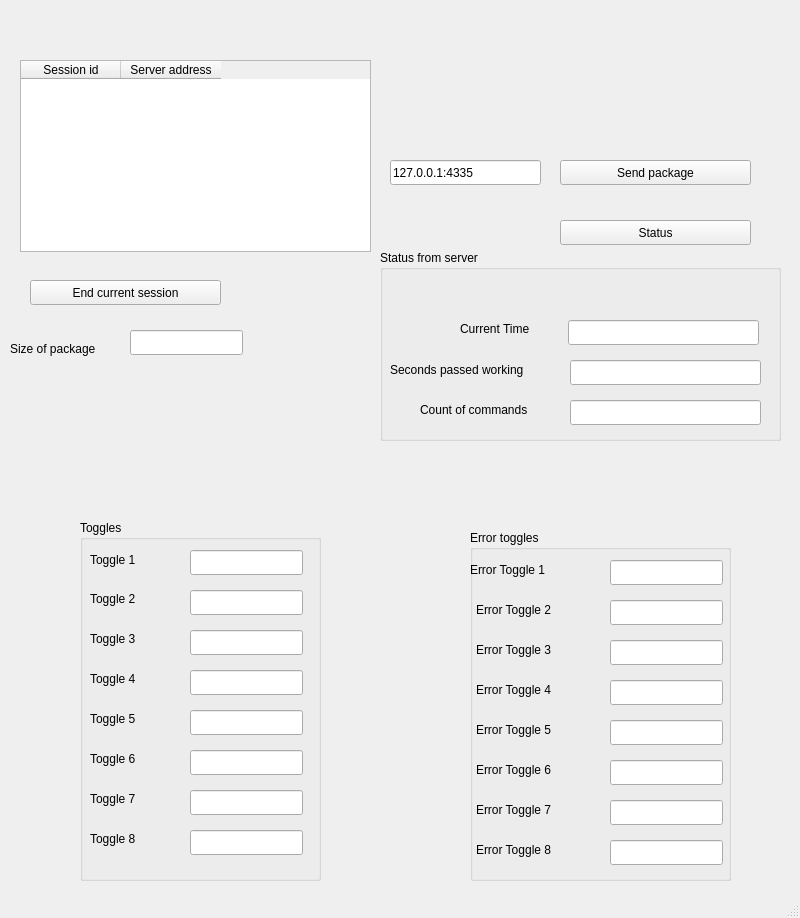
Before: the Qt Designer form practice_task/mainwindow.ui in ThatsRightImKiryu/CNIIAG-Practice, drawn with Qt 5.
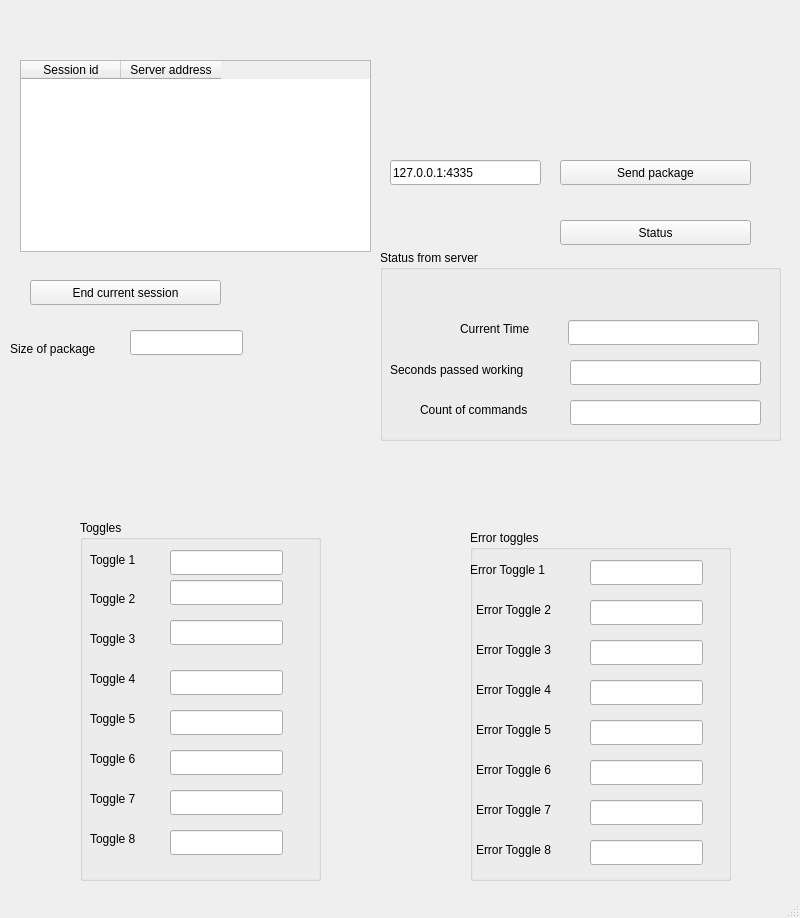
After: the same form once the commit is applied.

Diff of the .ui file:
```diff
--- a/practice_task/mainwindow.ui
+++ b/practice_task/mainwindow.ui
@@ -220,58 +220,6 @@
       <string>Toggle 7</string>
      </property>
     </widget>
-    <widget class="QLineEdit" name="lineEdit_2">
-     <property name="geometry">
-      <rect>
-       <x>110</x>
-       <y>30</y>
-       <width>113</width>
-       <height>25</height>
-      </rect>
-     </property>
-     <property name="readOnly">
-      <bool>true</bool>
-     </property>
-    </widget>
-    <widget class="QLineEdit" name="lineEdit_3">
-     <property name="geometry">
-      <rect>
-       <x>110</x>
-       <y>70</y>
-       <width>113</width>
-       <height>25</height>
-      </rect>
-     </property>
-     <property name="readOnly">
-      <bool>true</bool>
-     </property>
-    </widget>
-    <widget class="QLineEdit" name="lineEdit_6">
-     <property name="geometry">
-      <rect>
-       <x>110</x>
-       <y>190</y>
-       <width>113</width>
-       <height>25</height>
-      </rect>
-     </property>
-     <property name="readOnly">
-      <bool>true</bool>
-     </property>
-    </widget>
-    <widget class="QLineEdit" name="lineEdit_7">
-     <property name="geometry">
-      <rect>
-       <x>110</x>
-       <y>230</y>
-       <width>113</width>
-       <height>25</height>
-      </rect>
-     </property>
-     <property name="readOnly">
-      <bool>true</bool>
-     </property>
-    </widget>
     <widget class="QLabel" name="label_4">
      <property name="geometry">
       <rect>
@@ -337,45 +285,6 @@
       <string>Toggle 8</string>
      </property>
     </widget>
-    <widget class="QLineEdit" name="lineEdit_4">
-     <property name="geometry">
-      <rect>
-       <x>110</x>
-       <y>110</y>
-       <width>113</width>
-       <height>25</height>
-      </rect>
-     </property>
-     <property name="readOnly">
-      <bool>true</bool>
-     </property>
-    </widget>
-    <widget class="QLineEdit" name="lineEdit_5">
-     <property name="geometry">
-      <rect>
-       <x>110</x>
-       <y>150</y>
-       <width>113</width>
-       <height>25</height>
-      </rect>
-     </property>
-     <property name="readOnly">
-      <bool>true</bool>
-     </property>
-    </widget>
-    <widget class="QLineEdit" name="lineEdit_8">
-     <property name="geometry">
-      <rect>
-       <x>110</x>
-       <y>270</y>
-       <width>113</width>
-       <height>25</height>
-      </rect>
-     </property>
-     <property name="readOnly">
-      <bool>true</bool>
-     </property>
-    </widget>
     <widget class="QLabel" name="label_5">
      <property name="geometry">
       <rect>
@@ -405,7 +314,98 @@
     <widget class="QLineEdit" name="lineEdit_9">
      <property name="geometry">
       <rect>
-       <x>110</x>
+       <x>90</x>
+       <y>30</y>
+       <width>113</width>
+       <height>25</height>
+      </rect>
+     </property>
+     <property name="readOnly">
+      <bool>true</bool>
+     </property>
+    </widget>
+    <widget class="QLineEdit" name="lineEdit_4">
+     <property name="geometry">
+      <rect>
+       <x>90</x>
+       <y>60</y>
+       <width>113</width>
+       <height>25</height>
+      </rect>
+     </property>
+     <property name="readOnly">
+      <bool>true</bool>
+     </property>
+    </widget>
+    <widget class="QLineEdit" name="lineEdit_6">
+     <property name="geometry">
+      <rect>
+       <x>90</x>
+       <y>100</y>
+       <width>113</width>
+       <height>25</height>
+      </rect>
+     </property>
+     <property name="readOnly">
+      <bool>true</bool>
+     </property>
+    </widget>
+    <widget class="QLineEdit" name="lineEdit_7">
+     <property name="geometry">
+      <rect>
+       <x>90</x>
+       <y>150</y>
+       <width>113</width>
+       <height>25</height>
+      </rect>
+     </property>
+     <property name="readOnly">
+      <bool>true</bool>
+     </property>
+    </widget>
+    <widget class="QLineEdit" name="lineEdit_5">
+     <property name="geometry">
+      <rect>
+       <x>90</x>
+       <y>190</y>
+       <width>113</width>
+       <height>25</height>
+      </rect>
+     </property>
+     <property name="readOnly">
+      <bool>true</bool>
+     </property>
+    </widget>
+    <widget class="QLineEdit" name="lineEdit_3">
+     <property name="geometry">
+      <rect>
+       <x>90</x>
+       <y>230</y>
+       <width>113</width>
+       <height>25</height>
+      </rect>
+     </property>
+     <property name="readOnly">
+      <bool>true</bool>
+     </property>
+    </widget>
+    <widget class="QLineEdit" name="lineEdit_2">
+     <property name="geometry">
+      <rect>
+       <x>90</x>
+       <y>270</y>
+       <width>113</width>
+       <height>25</height>
+      </rect>
+     </property>
+     <property name="readOnly">
+      <bool>true</bool>
+     </property>
+    </widget>
+    <widget class="QLineEdit" name="lineEdit_8">
+     <property name="geometry">
+      <rect>
+       <x>90</x>
        <y>310</y>
        <width>113</width>
        <height>25</height>
@@ -428,19 +428,6 @@
     <property name="title">
      <string>Error toggles</string>
     </property>
-    <widget class="QLineEdit" name="lineEdit_17">
-     <property name="geometry">
-      <rect>
-       <x>140</x>
-       <y>310</y>
-       <width>113</width>
-       <height>25</height>
-      </rect>
-     </property>
-     <property name="readOnly">
-      <bool>true</bool>
-     </property>
-    </widget>
     <widget class="QLabel" name="label_17">
      <property name="geometry">
       <rect>
@@ -480,24 +467,11 @@
       <string>Error Toggle 8</string>
      </property>
     </widget>
-    <widget class="QLineEdit" name="lineEdit_12">
-     <property name="geometry">
-      <rect>
-       <x>140</x>
-       <y>190</y>
-       <width>113</width>
-       <height>25</height>
-      </rect>
-     </property>
-     <property name="readOnly">
-      <bool>true</bool>
-     </property>
-    </widget>
     <widget class="QLineEdit" name="lineEdit_11">
      <property name="geometry">
       <rect>
-       <x>140</x>
-       <y>70</y>
+       <x>120</x>
+       <y>30</y>
        <width>113</width>
        <height>25</height>
       </rect>
@@ -548,8 +522,8 @@
     <widget class="QLineEdit" name="lineEdit_14">
      <property name="geometry">
       <rect>
-       <x>140</x>
-       <y>110</y>
+       <x>120</x>
+       <y>70</y>
        <width>113</width>
        <height>25</height>
       </rect>
@@ -561,8 +535,8 @@
     <widget class="QLineEdit" name="lineEdit_10">
      <property name="geometry">
       <rect>
-       <x>140</x>
-       <y>30</y>
+       <x>120</x>
+       <y>110</y>
        <width>113</width>
        <height>25</height>
       </rect>
@@ -574,8 +548,8 @@
     <widget class="QLineEdit" name="lineEdit_16">
      <property name="geometry">
       <rect>
-       <x>140</x>
-       <y>270</y>
+       <x>120</x>
+       <y>150</y>
        <width>113</width>
        <height>25</height>
       </rect>
@@ -587,21 +561,8 @@
     <widget class="QLineEdit" name="lineEdit_15">
      <property name="geometry">
       <rect>
-       <x>140</x>
-       <y>150</y>
-       <width>113</width>
-       <height>25</height>
-      </rect>
-     </property>
-     <property name="readOnly">
-      <bool>true</bool>
-     </property>
-    </widget>
-    <widget class="QLineEdit" name="lineEdit_13">
-     <property name="geometry">
-      <rect>
-       <x>140</x>
-       <y>230</y>
+       <x>120</x>
+       <y>190</y>
        <width>113</width>
        <height>25</height>
       </rect>
@@ -636,6 +597,45 @@
       <string>Error Toggle 1</string>
      </property>
     </widget>
+    <widget class="QLineEdit" name="lineEdit_17">
+     <property name="geometry">
+      <rect>
+       <x>120</x>
+       <y>230</y>
+       <width>113</width>
+       <height>25</height>
+      </rect>
+     </property>
+     <property name="readOnly">
+      <bool>true</bool>
+     </property>
+    </widget>
+    <widget class="QLineEdit" name="lineEdit_13">
+     <property name="geometry">
+      <rect>
+       <x>120</x>
+       <y>270</y>
+       <width>113</width>
+       <height>25</height>
+      </rect>
+     </property>
+     <property name="readOnly">
+      <bool>true</bool>
+     </property>
+    </widget>
+    <widget class="QLineEdit" name="lineEdit_12">
+     <property name="geometry">
+      <rect>
+       <x>120</x>
+       <y>310</y>
+       <width>113</width>
+       <height>25</height>
+      </rect>
+     </property>
+     <property name="readOnly">
+      <bool>true</bool>
+     </property>
+    </widget>
    </widget>
    <widget class="QLineEdit" name="lineEdit_pkgSize">
     <property name="geometry">
```
